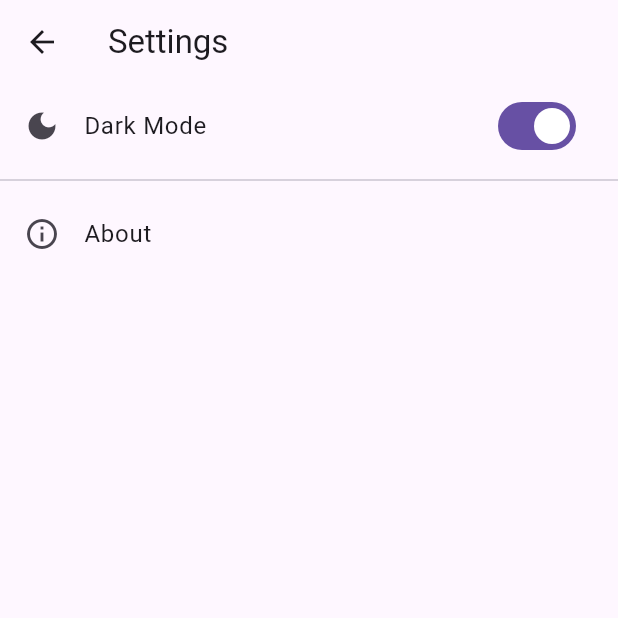
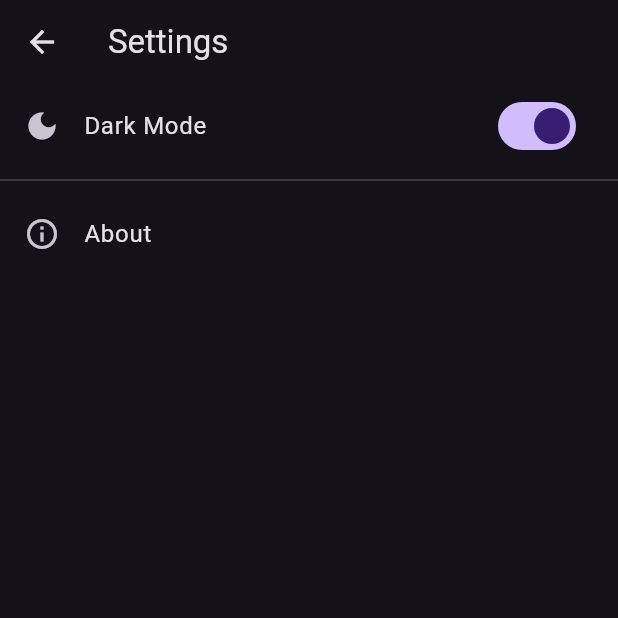
Before and after one commit to niki2aria/jule-test, a Flutter app: the SettingsScreen screen opened directly, after a tap on "Dark Mode", on a phone screen of 412 x 824 dp, the top half of it. Run offline on Flutter 3.47's test engine with Material 3 defaults, Android fonts, the phone set to English and light mode, and no system bars; our stand-ins replace audioplayers, dio, image_picker; missing offline and left inert: llama_cpp_dart, record; statements that could not run were skipped.

Commit message:
feat: Implement dynamic theme switching
This commit introduces a dynamic theme switching capability, allowing the user to toggle between light and dark mode from the settings screen.

- Adds the `provider` package for state management.
- Creates a `ThemeService` using `ChangeNotifier` to manage the application's `ThemeMode`.
- Integrates the `ThemeService` into `main.dart` using `ChangeNotifierProvider` and `Consumer` to apply the selected theme.
- Connects the 'Dark Mode' switch in `SettingsScreen` to the `ThemeService` to globally toggle the theme.
- Updates `LOG.txt` to document the new feature.

```diff
--- a/lib/main.dart
+++ b/lib/main.dart
@@ -1,8 +1,15 @@
 import 'package:flutter/material.dart';
+import 'package:provider/provider.dart';
 import 'screens/main_screen.dart';
+import 'services/theme_service.dart';
 
 void main() {
-  runApp(const MyApp());
+  runApp(
+    ChangeNotifierProvider(
+      create: (context) => ThemeService(),
+      child: const MyApp(),
+    ),
+  );
 }
 
 class MyApp extends StatelessWidget {
@@ -10,13 +17,24 @@ class MyApp extends StatelessWidget {
 
   @override
   Widget build(BuildContext context) {
+    return Consumer<ThemeService>(
+      builder: (context, themeService, child) {
         return MaterialApp(
           title: 'Gemma 3n Client',
           theme: ThemeData(
             primarySwatch: Colors.blue,
             visualDensity: VisualDensity.adaptivePlatformDensity,
+            brightness: Brightness.light,
           ),
+          darkTheme: ThemeData(
+            brightness: Brightness.dark,
+            primarySwatch: Colors.blue,
+            visualDensity: VisualDensity.adaptivePlatformDensity,
+          ),
+          themeMode: themeService.themeMode,
           home: const MainScreen(),
+        );
+      },
     );
   }
 }
--- a/lib/screens/settings_screen.dart
+++ b/lib/screens/settings_screen.dart
@@ -1,18 +1,15 @@
 import 'package:flutter/material.dart';
+import 'package:provider/provider.dart';
+import '../services/theme_service.dart';
 
-class SettingsScreen extends StatefulWidget {
+class SettingsScreen extends StatelessWidget {
   const SettingsScreen({super.key});
 
   @override
-  State<SettingsScreen> createState() => _SettingsScreenState();
-}
+  Widget build(BuildContext context) {
+    // Access the ThemeService from the provider
+    final themeService = Provider.of<ThemeService>(context);
 
-class _SettingsScreenState extends State<SettingsScreen> {
-  // State will be managed in the next step
-  bool _darkModeEnabled = false;
-
-  @override
-  Widget build(BuildContext context) {
     return Scaffold(
       appBar: AppBar(
         title: const Text("Settings"),
@@ -22,12 +19,10 @@ class _SettingsScreenState extends State<SettingsScreen> {
           SwitchListTile(
             title: const Text("Dark Mode"),
             secondary: const Icon(Icons.dark_mode),
-            value: _darkModeEnabled,
+            value: themeService.isDarkMode,
             onChanged: (bool value) {
-              setState(() {
-                _darkModeEnabled = value;
-              });
-              // In a real app, this would also trigger a theme change.
+              // Call the service to toggle the theme
+              themeService.toggleTheme(value);
             },
           ),
           const Divider(),
--- /dev/null
+++ b/lib/services/theme_service.dart
@@ -0,0 +1,14 @@
+import 'package:flutter/material.dart';
+
+class ThemeService with ChangeNotifier {
+  ThemeMode _themeMode = ThemeMode.system;
+
+  ThemeMode get themeMode => _themeMode;
+
+  bool get isDarkMode => _themeMode == ThemeMode.dark;
+
+  void toggleTheme(bool isOn) {
+    _themeMode = isOn ? ThemeMode.dark : ThemeMode.light;
+    notifyListeners();
+  }
+}
--- a/pubspec.yaml
+++ b/pubspec.yaml
@@ -15,6 +15,7 @@ dependencies:
   record: ^5.0.5
   audioplayers: ^6.0.0
   image_picker: ^1.1.2
+  provider: ^6.1.2
 
 
 dev_dependencies:
```
Also changed, not shown: LOG.txt (+19 -0 lines). Lines whose indentation alone changed are shown as unchanged.
